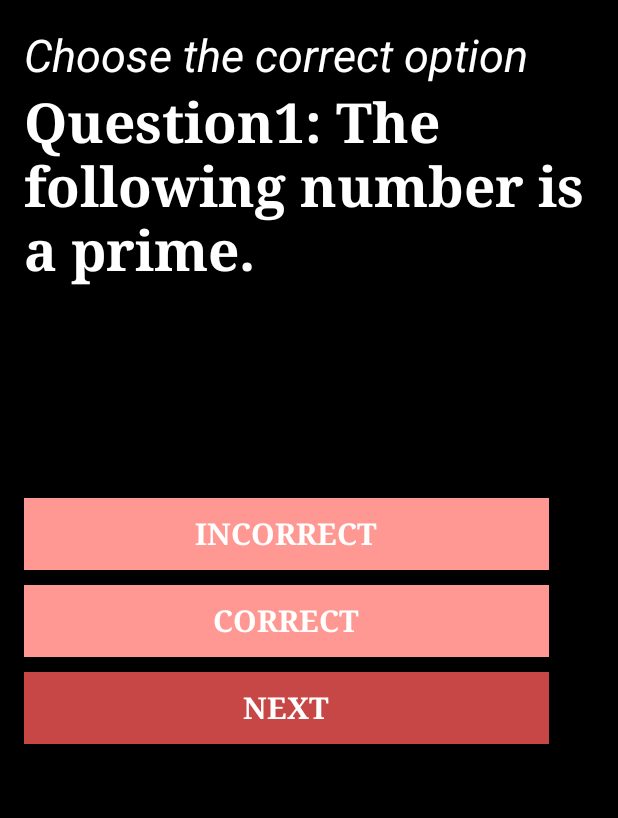
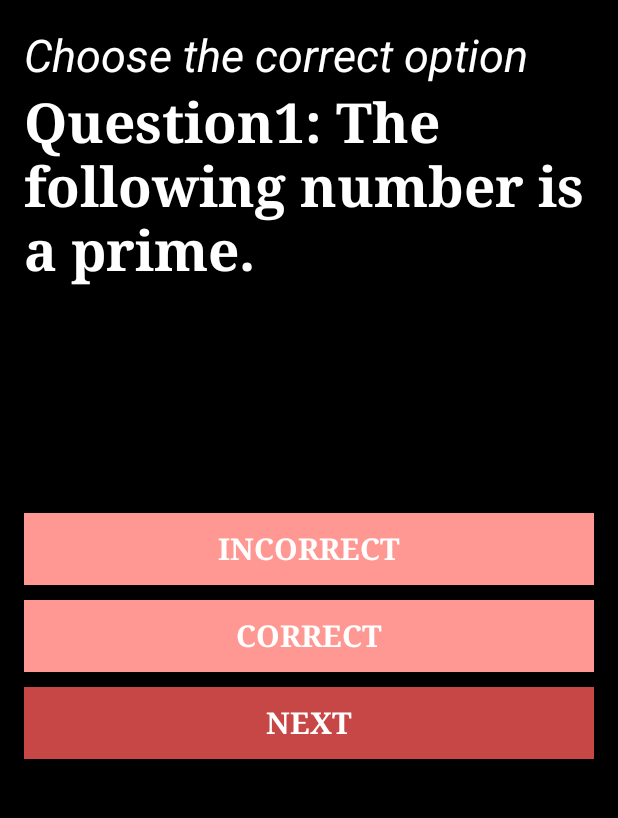
Before and after one commit to mahitha13/MC_Assignment-1, an Android app: the screen it shows after launch (MainActivity), on a phone screen of 412 x 824 dp, the part 84-902 px from its top. Run offline under Robolectric (Android 15) with nearby library versions, the phone set to English and light mode, and no system bars.

Commit message:
Some additions

```diff
--- a/app/src/main/res/layout/activity_main.xml
+++ b/app/src/main/res/layout/activity_main.xml
@@ -39,15 +39,16 @@
         android:text=""
         android:textColor="#ffffff"
 
-        android:textSize="55px"
+        android:textSize="70px"
         android:textStyle="bold"
         android:fontFamily="serif"
         android:id="@+id/textView"
-        android:layout_weight="0.20" />
+        android:layout_weight="0.20"
+        android:textAlignment="center" />
 
     <Button
         style="?android:attr/buttonStyleSmall"
-        android:layout_width="350dp"
+        android:layout_width="380dp"
         android:layout_height="wrap_content"
         android:text="incorrect"
         android:textColor="#ffffff"
@@ -62,7 +63,7 @@
 
     <Button
         style="?android:attr/buttonStyleSmall"
-        android:layout_width="350dp"
+        android:layout_width="380dp"
         android:layout_height="wrap_content"
         android:text="Correct"
         android:textColor="#ffffff"
@@ -77,7 +78,7 @@
 
     <Button
         style="?android:attr/buttonStyleSmall"
-        android:layout_width="350dp"
+        android:layout_width="380dp"
         android:layout_height="wrap_content"
         android:text="next"
         android:textColor="#ffffff"
```
Also changed, not shown: app/src/main/res/layout/activity_no_question.xml (+14 -4 lines), app/src/main/ic_launcher-web.png (added), app/src/main/res/Drawable/error.png (deleted), app/src/main/res/mipmap-hdpi/ic_launcher.png, app/src/main/res/mipmap-mdpi/ic_launcher.png, app/src/main/res/mipmap-xhdpi/ic_launcher.png, app/src/main/res/mipmap-xxhdpi/ic_launcher.png, app/src/main/res/mipmap-xxxhdpi/ic_launcher.png.
